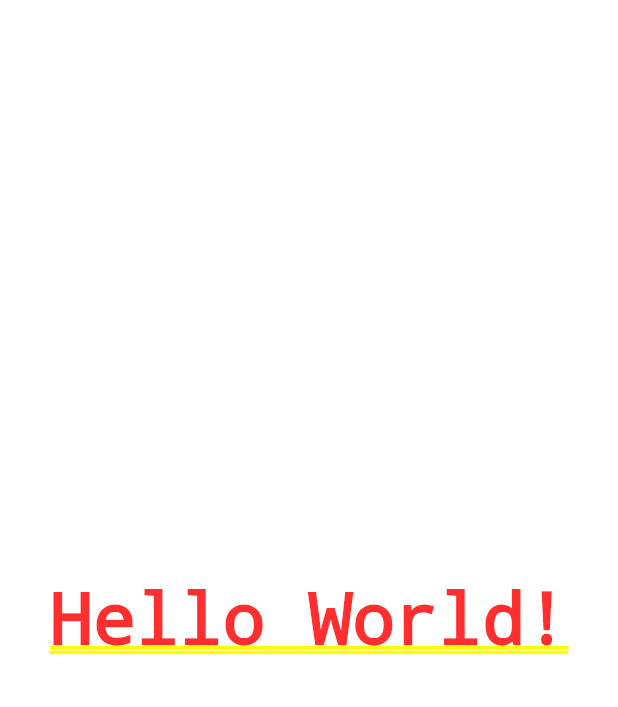
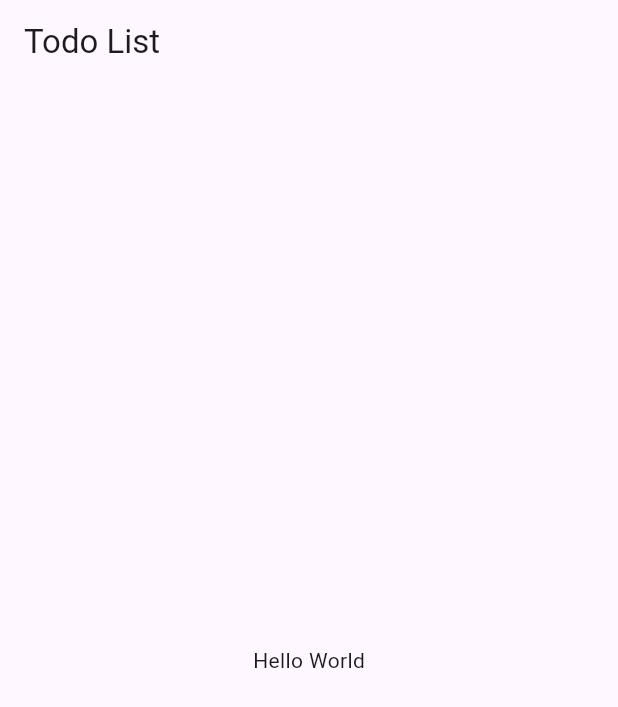
Before and after one commit to shauryainf/todo_app, a Flutter app: the screen it shows after launch, on a phone screen of 412 x 824 dp. Shown: the top 707 px of the screen. Run offline on Flutter 3.47's test engine with Material 3 defaults, Android fonts, the phone set to English and light mode, and no system bars.

Commit message:
Scaffold: Text formatted! Hello world!

```diff
--- a/lib/main.dart
+++ b/lib/main.dart
@@ -11,10 +11,17 @@ void main() {
 class TodoApp extends StatelessWidget {
   @override
   Widget build(BuildContext context) {
-    return MaterialApp(
-        title: 'Todo List',
-        home: Center(
-          child: Text('Hello World!'),
-        ));
+    return MaterialApp(title: 'Todo List', home: BaseWidget());
   }
 }
+
+// Scaffold is the basic setup for a page in your app. It's like a blank canvas where you can place different widgets to build your UI. Hover over the Scaffold widget to get more information about it.
+class BaseWidget extends StatelessWidget {
+  @override
+  Widget build(BuildContext context) {
+    return Scaffold(
+      appBar: AppBar(title: Text('Todo List')),
+      body: Center(child: Text('Hello World')),
+    );
+  }
+}
```
